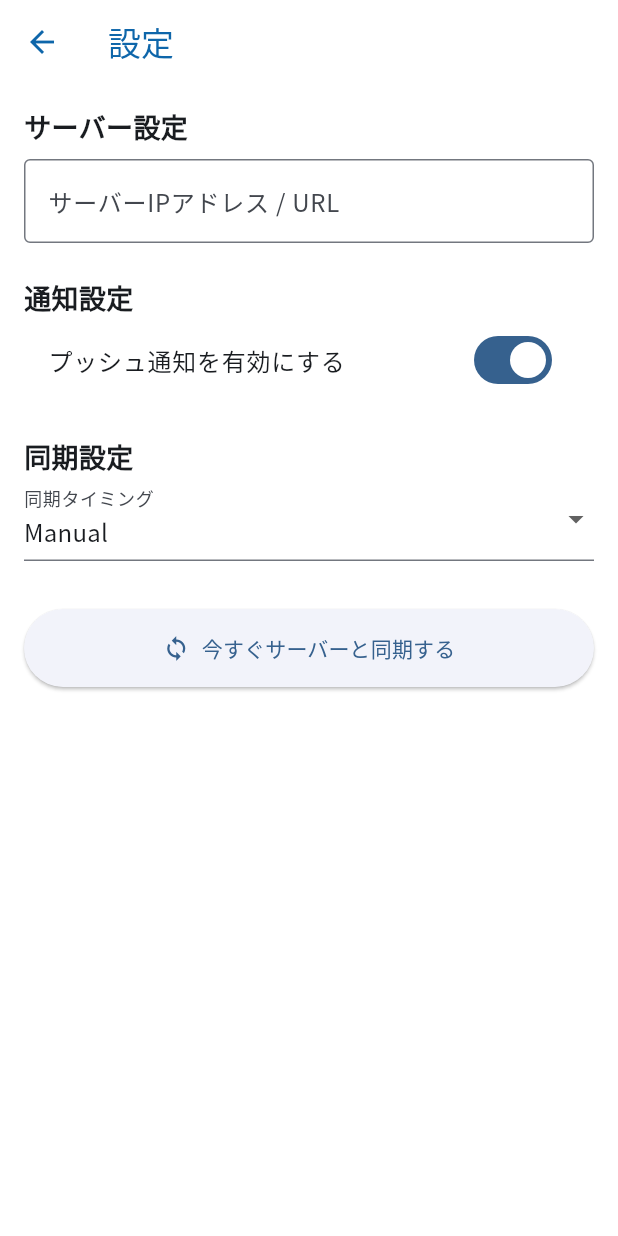
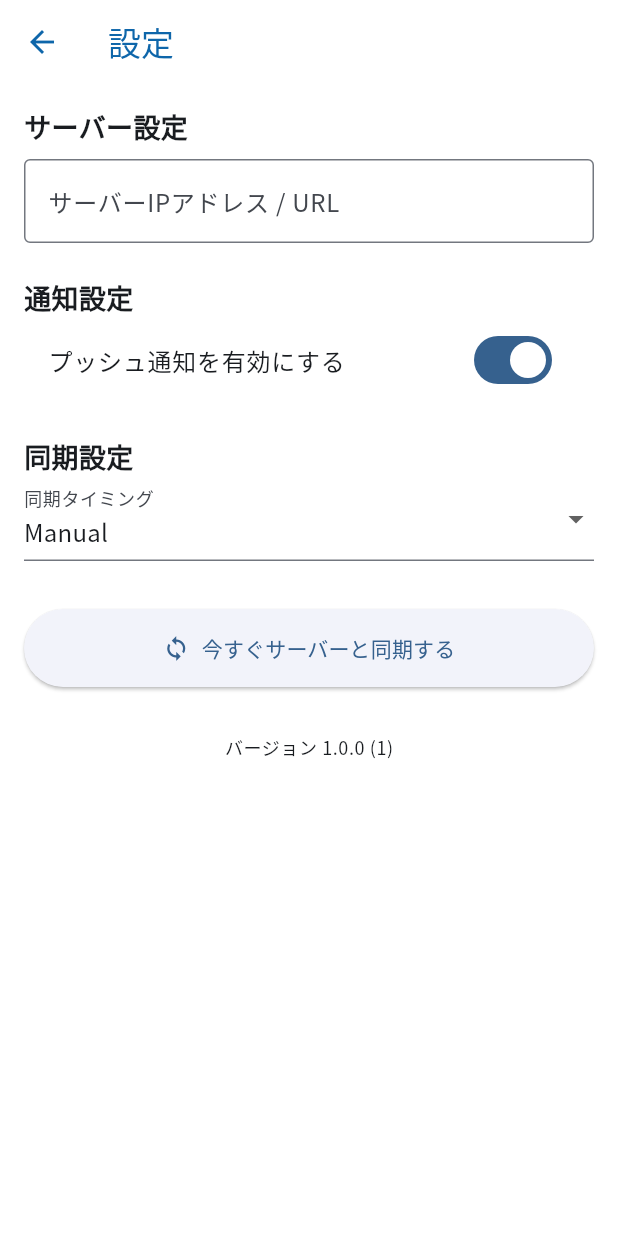
Before and after one commit to tako-kun1/LStocker-Client, a Flutter app: the screen it shows after launch, after a tap on "設定", on a phone screen of 412 x 824 dp. Run offline on Flutter 3.47's test engine with Material 3 defaults, Android fonts, the phone set to English and light mode, and no system bars; our stand-ins replace camera, dio, google_fonts, package_info_plus, shared_preferences, sqflite; missing offline and left inert: mobile_scanner; accounts and stored records are empty.

```diff
--- a/lib/views/settings_screen.dart
+++ b/lib/views/settings_screen.dart
@@ -1,4 +1,5 @@
 import 'package:flutter/material.dart';
+import 'package:package_info_plus/package_info_plus.dart';
 import 'package:provider/provider.dart';
 import '../providers/settings_provider.dart';
 
@@ -11,12 +12,14 @@ class SettingsScreen extends StatefulWidget {
 
 class _SettingsScreenState extends State<SettingsScreen> {
   late TextEditingController _urlController;
+  late Future<PackageInfo> _packageInfoFuture;
 
   @override
   void initState() {
     super.initState();
     final settings = Provider.of<SettingsProvider>(context, listen: false);
     _urlController = TextEditingController(text: settings.serverUrl);
+    _packageInfoFuture = PackageInfo.fromPlatform();
   }
 
   @override
@@ -75,6 +78,23 @@ class _SettingsScreenState extends State<SettingsScreen> {
                   padding: const EdgeInsets.all(16),
                 ),
               ),
+              const SizedBox(height: 32),
+              FutureBuilder<PackageInfo>(
+                future: _packageInfoFuture,
+                builder: (context, snapshot) {
+                  if (!snapshot.hasData) {
+                    return const SizedBox.shrink();
+                  }
+
+                  final info = snapshot.data!;
+                  return Center(
+                    child: Text(
+                      'バージョン ${info.version} (${info.buildNumber})',
+                      style: Theme.of(context).textTheme.bodySmall,
+                    ),
+                  );
+                },
+              ),
             ],
           );
         },
--- a/pubspec.yaml
+++ b/pubspec.yaml
@@ -47,6 +47,7 @@ dependencies:
   google_fonts: ^6.3.0
   dio: ^5.4.0
   connectivity_plus: ^5.0.0
+  package_info_plus: ^8.0.2
   json_annotation: ^4.8.1
 
 dev_dependencies:
```
Also changed, not shown: pubspec.lock, 1 other file.
